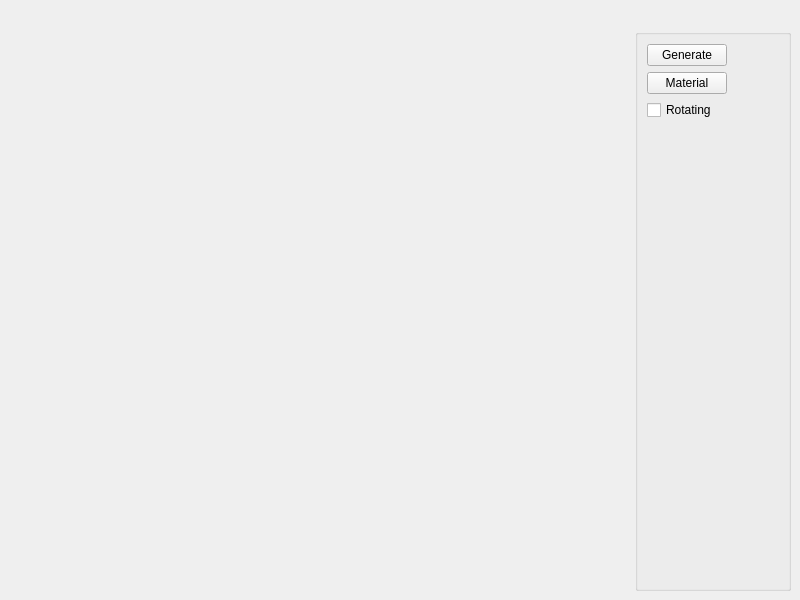
First picture: the form in demo/ui/mainwindow.ui, repository mshooter/terrain, before the edit.
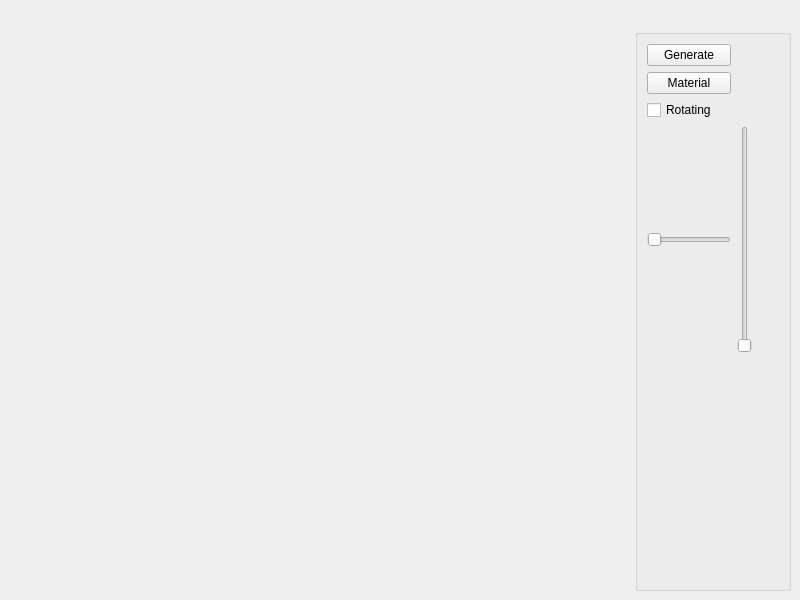
Second picture: the form after the edit.

The edit to the form file:
```diff
--- a/demo/ui/mainwindow.ui
+++ b/demo/ui/mainwindow.ui
@@ -125,7 +125,7 @@
          </property>
         </widget>
        </item>
-       <item row="3" column="1">
+       <item row="4" column="1">
         <spacer name="verticalSpacer">
          <property name="orientation">
           <enum>Qt::Vertical</enum>
@@ -138,6 +138,26 @@
          </property>
         </spacer>
        </item>
+       <item row="3" column="1">
+        <widget class="QSlider" name="frequency">
+         <property name="maximum">
+          <number>100</number>
+         </property>
+         <property name="singleStep">
+          <number>1</number>
+         </property>
+         <property name="orientation">
+          <enum>Qt::Horizontal</enum>
+         </property>
+        </widget>
+       </item>
+       <item row="3" column="2">
+        <widget class="QSlider" name="amplitude">
+         <property name="orientation">
+          <enum>Qt::Vertical</enum>
+         </property>
+        </widget>
+       </item>
       </layout>
      </widget>
     </item>
```
